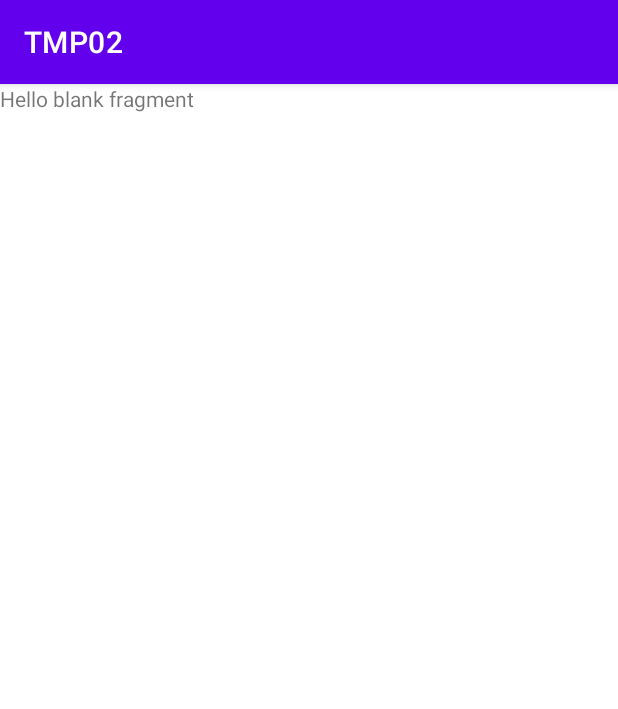
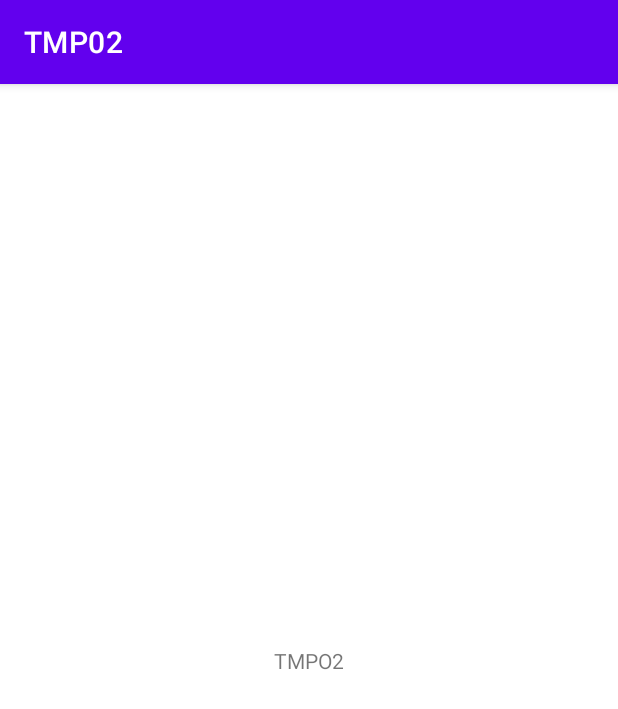
Before and after one commit to Jishasasidharangithub/MultipleViewHolder, an Android app: the SplashFragment screen opened through its navigation route, on a phone screen of 412 x 824 dp. Shown: the top 709 px of the screen. Run offline under Robolectric (Android 15) with nearby library versions, the phone set to English and light mode, and no system bars.

Commit message:
Splash Created

```diff
--- a/app/src/main/java/com/template/tmp02/SplashFragment.kt
+++ b/app/src/main/java/com/template/tmp02/ui/fragment/SplashFragment.kt
@@ -1,10 +1,11 @@
-package com.template.tmp02
+package com.template.tmp02.ui.fragment
 
 import android.os.Bundle
 import androidx.fragment.app.Fragment
 import android.view.LayoutInflater
 import android.view.View
 import android.view.ViewGroup
+import com.template.tmp02.R
 
 class SplashFragment : Fragment() {
 
--- a/app/src/main/res/layout/fragment_splash.xml
+++ b/app/src/main/res/layout/fragment_splash.xml
@@ -1,14 +1,18 @@
 <?xml version="1.0" encoding="utf-8"?>
-<FrameLayout xmlns:android="http://schemas.android.com/apk/res/android"
+<androidx.constraintlayout.widget.ConstraintLayout xmlns:android="http://schemas.android.com/apk/res/android"
+    xmlns:app="http://schemas.android.com/apk/res-auto"
     xmlns:tools="http://schemas.android.com/tools"
     android:layout_width="match_parent"
     android:layout_height="match_parent"
-    tools:context=".SplashFragment">
+    tools:context=".ui.fragment.SplashFragment">
 
-    <!-- TODO: Update blank fragment layout -->
     <TextView
-        android:layout_width="match_parent"
-        android:layout_height="match_parent"
-        android:text="@string/hello_blank_fragment" />
+        android:layout_width="wrap_content"
+        android:layout_height="wrap_content"
+        android:text="TMPO2"
+        app:layout_constraintBottom_toBottomOf="parent"
+        app:layout_constraintEnd_toEndOf="parent"
+        app:layout_constraintStart_toStartOf="parent"
+        app:layout_constraintTop_toTopOf="parent" />
 
-</FrameLayout>
+</androidx.constraintlayout.widget.ConstraintLayout>
--- a/app/src/main/res/navigation/nav_graph.xml
+++ b/app/src/main/res/navigation/nav_graph.xml
@@ -12,7 +12,7 @@
         tools:layout="@layout/fragment_home" />
     <fragment
         android:id="@+id/splashFragment"
-        android:name="com.template.tmp02.SplashFragment"
+        android:name="com.template.tmp02.ui.fragment.SplashFragment"
         android:label="fragment_splash"
         tools:layout="@layout/fragment_splash" />
 </navigation>
```
